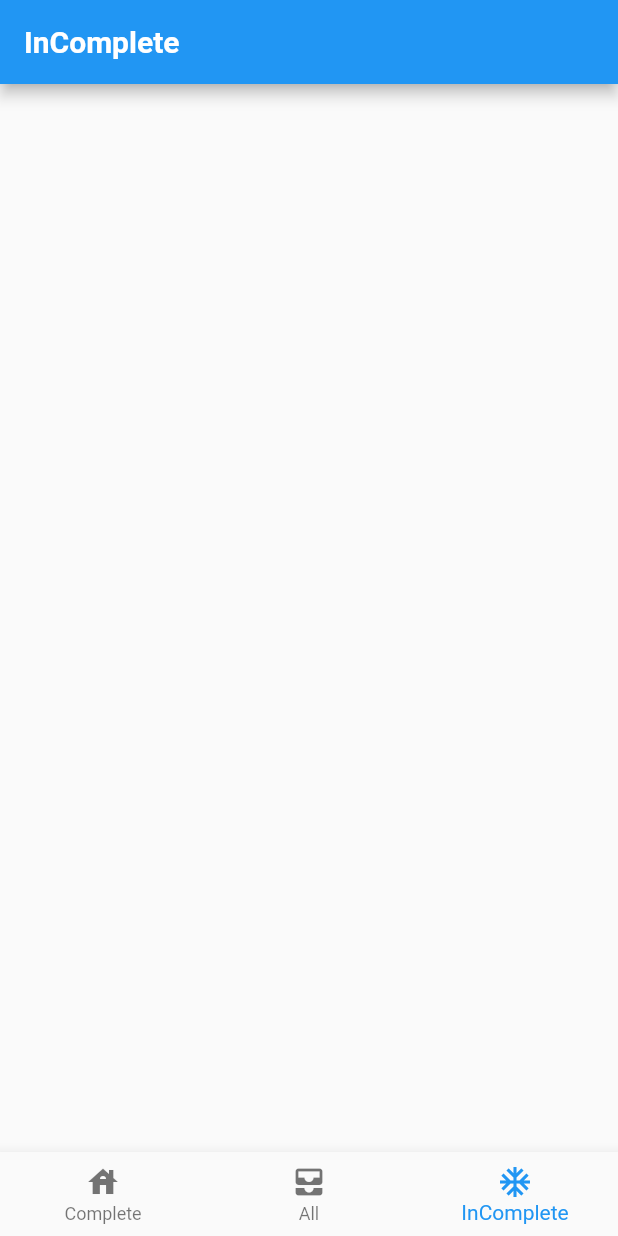
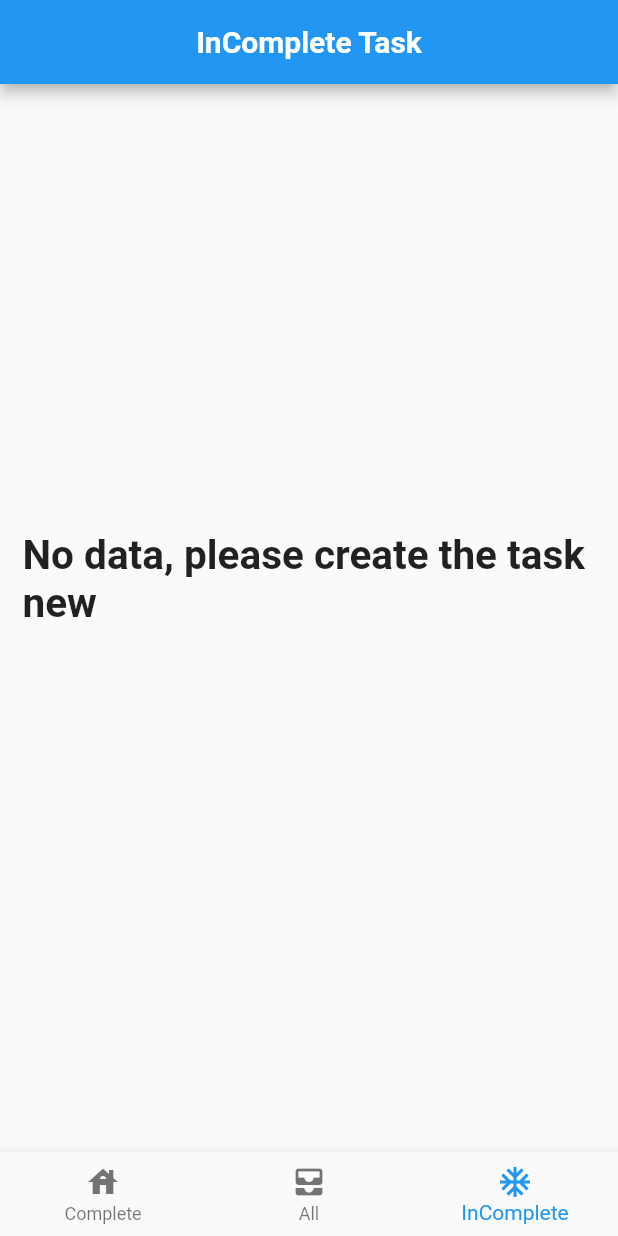
Before and after one commit to davan997/to_do_list, a Flutter app: the screen it shows after launch, item 3 of the bottom bar chosen, on a phone screen of 412 x 824 dp. Run offline on Flutter 3.47's test engine with Material 2 defaults, Android fonts, the phone set to English and light mode, and no system bars.

Commit message:
looix lawms rooif

```diff
--- a/lib/page/activity_incomplete.dart
+++ b/lib/page/activity_incomplete.dart
@@ -1,5 +1,8 @@
+import 'dart:async';
+
 import 'package:flutter/material.dart';
-import 'package:to_do_list/data/data.dart';
+
+import 'package:to_do_list/stream.dart';
 
 class InComplete extends StatefulWidget{
   @override
@@ -10,25 +13,32 @@ class InComplete extends StatefulWidget{
 
 class _InComplete extends State<InComplete>{
 
+  MyStream _myStream = MyStream();
+
   @override
   Widget build(BuildContext context) {
     return MaterialApp(
       home: Scaffold(
         appBar: AppBar(
-          title: const Text("InComplete",
-            style: TextStyle(fontSize: 20, fontWeight: FontWeight.bold, color: Colors.white),
-            textDirection: TextDirection.ltr,),
+          title: const Center(
+            child: Text("InComplete Task",
+              style: TextStyle(
+                  fontSize: 20,
+                  fontWeight: FontWeight.bold,
+                  color: Colors.white),
+              textDirection: TextDirection.ltr,),
+          ),
         ),
-        body: ListView(
-          children: nhungcauhoi.map((e) => Row(
-                children: [
-                  Text(e.title),
-                  Checkbox(value: e.isCheck == true, onChanged: (d) => setState(() {
-                  }))
-                ]
+        body: StreamBuilder(
+          stream: _myStream.getStream,
+          builder: (context, snapshot) {
+            return Container(padding: const EdgeInsets.fromLTRB(15, 298, 10, 0),
+                child: Text(snapshot.hasData ? snapshot.data.toString() : "No data, please create the task new",
+                    style: const TextStyle(fontSize: 27, fontWeight: FontWeight.bold)
               )
-          ).toList()
-        ),
+            );
+          },
+        )
       ),
     );
   }
--- a/lib/page/activity_question.dart
+++ b/lib/page/activity_question.dart
@@ -1,10 +1,11 @@
+import 'dart:ui';
+
 import 'package:flutter/material.dart';
 import 'package:to_do_list/dialog.dart';
 import 'package:to_do_list/stream.dart';
 
 class AQusetion extends StatefulWidget{
   const AQusetion({Key? key}) : super(key: key);
-
   @override
   State<StatefulWidget> createState() {
     return _AQusetion();
@@ -12,9 +13,7 @@ class AQusetion extends StatefulWidget{
 }
 
 class _AQusetion extends State<AQusetion>{
-
   MyStream myStream = MyStream();
-
   @override
   void dispose() {
     myStream.dispose();
@@ -27,21 +26,28 @@ class _AQusetion extends State<AQusetion>{
       home: Scaffold(
         appBar: AppBar(
           elevation: 5,
-          title: const Text("All Question",
-            style: TextStyle(
-                fontSize: 20,
-                fontWeight: FontWeight.bold,
-                color: Colors.white),
-            textDirection: TextDirection.ltr,),
+          title: const Center(
+            child: Text("All Task",
+              style: TextStyle(
+                  fontSize: 20,
+                  fontWeight: FontWeight.bold,
+                  color: Colors.white),
+              textDirection: TextDirection.ltr,),
+          ),
         ) ,
         body:SingleChildScrollView(
           child: Column(
             children: [
-              testAlertDialog(),
+              const testAlertDialog(),
               StreamBuilder(stream: myStream.getStream, builder: (context, snapshot) =>
                 Column(
                   children: [
-                    Text(snapshot.hasData ? snapshot.data.toString() : " no Q")
+                    Container(
+                      padding: const EdgeInsets.fromLTRB(15, 250, 10, 0),
+                        child: Text(snapshot.hasData ? snapshot.data.toString() : "No data, please create the task new",
+                          style: const TextStyle(fontSize: 27, fontWeight: FontWeight.bold),
+                        )
+                    ),
                   ],
                 ))
             ],
--- a/lib/stream.dart
+++ b/lib/stream.dart
@@ -3,10 +3,10 @@ import 'dart:async';
 import 'package:to_do_list/model/question.dart';
 class MyStream {
   List<Question> addcauhoi = <Question>[];
-  StreamController _streamController = StreamController<List<Question>>.broadcast();
+  final StreamController _streamController = StreamController<List<Question>>.broadcast();
   Stream get getStream => _streamController.stream;
   var streamTranformer = StreamTransformer<List<Question>,List<Question>>.fromHandlers(handleData: (data, sink) {
-    data.add(Question(title: '', isCheck: false));
+    data.where((element) => !element.isCheck);
     sink.add(data);
   });
 
```
Also changed, not shown: lib/page/acvitici_complete.dart (+21 -11 lines).
